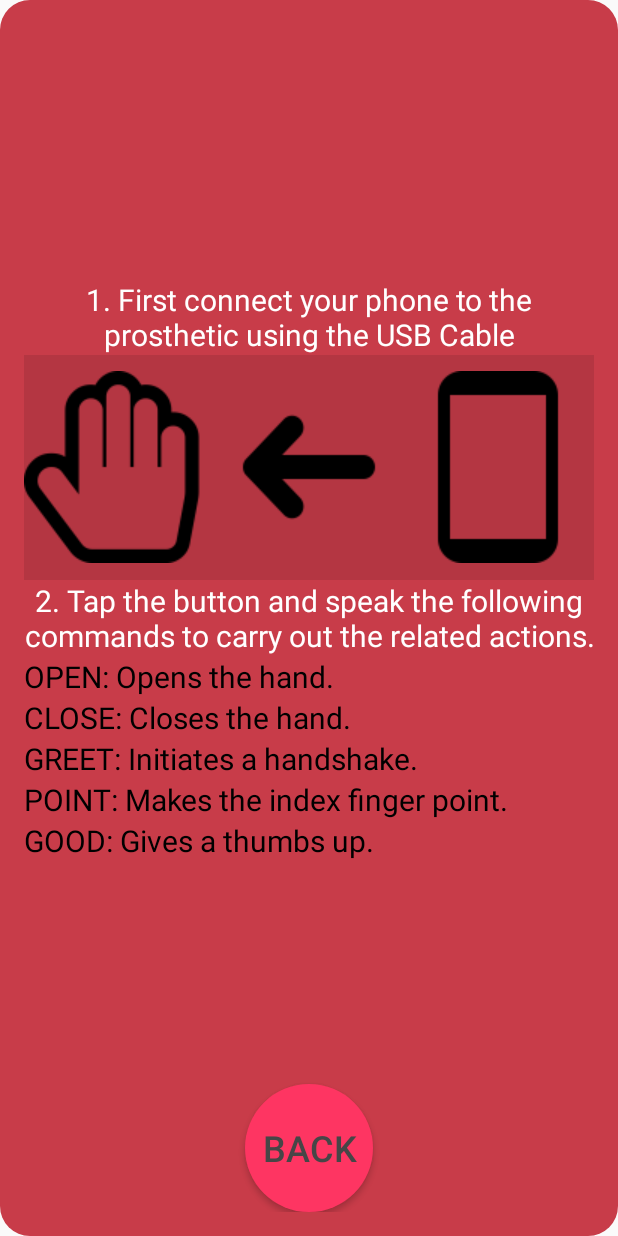
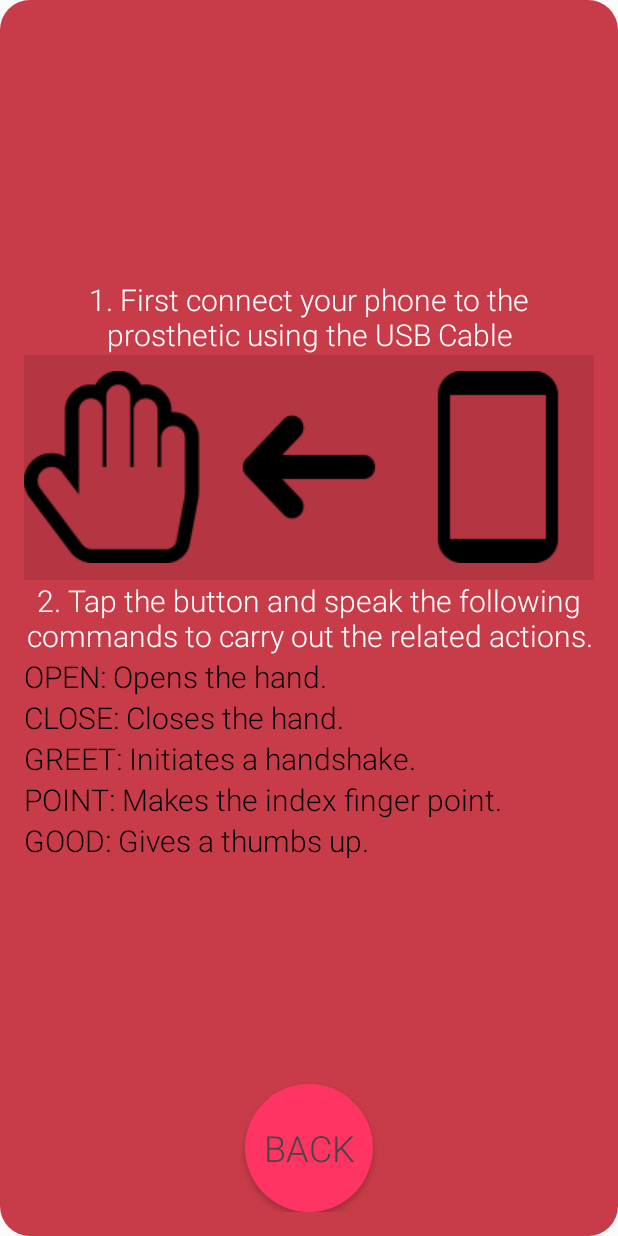
Before and after one commit to FelixWaweru/M-Kono, an Android app: the layout help.xml on its own in the app's theme, with its tools: preview values and no code run, on a phone screen of 412 x 824 dp. Run offline under Robolectric (Android 15) with nearby library versions, the phone set to English and light mode, and no system bars.

Commit message:
Updates to the UI and functionality

```diff
--- a/app/src/main/res/layout/connection.xml
+++ b/app/src/main/res/layout/connection.xml
@@ -11,6 +11,7 @@
         android:layout_height="wrap_content"
         android:textSize="20dp"
         android:gravity="center"
+        android:fontFamily="sans-serif-light"
         android:textColor="#ffffff"
         android:id="@+id/textView2"
         android:layout_above="@+id/relativeLayout"
@@ -50,8 +51,8 @@
         android:id="@+id/imageView4" />
     </RelativeLayout>
     <ImageView
-        android:layout_width="40dp"
-        android:layout_height="40dp"
+        android:layout_width="45dp"
+        android:layout_height="45dp"
         android:src="@drawable/loading"
         android:id="@+id/loading"
         android:layout_below="@+id/relativeLayout"
@@ -63,6 +64,7 @@
         android:layout_height="wrap_content"
         android:textSize="20dp"
         android:gravity="center"
+        android:fontFamily="sans-serif-light"
         android:textColor="#FFFFFF"
         android:id="@+id/text"
         android:layout_below="@+id/loading"
--- a/app/src/main/res/layout/help.xml
+++ b/app/src/main/res/layout/help.xml
@@ -10,6 +10,7 @@
         android:layout_width="wrap_content"
         android:layout_height="wrap_content"
         android:textSize="20dp"
+        android:fontFamily="sans-serif-light"
         android:gravity="center"
         android:textColor="#ffffff"
         android:id="@+id/textView2"
@@ -57,6 +58,7 @@
         android:layout_height="wrap_content"
         android:textSize="20dp"
         android:gravity="center"
+        android:fontFamily="sans-serif-light"
         android:textColor="#FFFFFF"
         android:id="@+id/textView3"
         android:layout_centerVertical="true"
@@ -68,6 +70,7 @@
         android:layout_height="wrap_content"
         android:textSize="20dp"
         android:gravity="left"
+        android:fontFamily="sans-serif-light"
         android:textColor="#000000"
         android:id="@+id/textView4"
         android:layout_below="@+id/textView3"
@@ -79,6 +82,7 @@
         android:layout_height="wrap_content"
         android:textSize="20dp"
         android:gravity="left"
+        android:fontFamily="sans-serif-light"
         android:textColor="#000000"
         android:layout_alignParentStart="true"
         android:id="@+id/textView5"
@@ -91,6 +95,7 @@
         android:textSize="20dp"
         android:gravity="left"
         android:textColor="#000000"
+        android:fontFamily="sans-serif-light"
         android:layout_alignParentStart="true"
         android:id="@+id/textView6"
         android:layout_below="@+id/textView5"
@@ -102,6 +107,7 @@
         android:textSize="20dp"
         android:gravity="left"
         android:textColor="#000000"
+        android:fontFamily="sans-serif-light"
         android:layout_alignParentStart="true"
         android:id="@+id/textView7"
         android:layout_below="@+id/textView6"
@@ -113,6 +119,7 @@
         android:textSize="20dp"
         android:gravity="left"
         android:textColor="#000000"
+        android:fontFamily="sans-serif-light"
         android:layout_alignParentStart="true"
         android:layout_below="@+id/textView7"
         android:layout_alignParentLeft="true"
@@ -123,6 +130,7 @@
         android:onClick="voice"
         android:id="@+id/back"
         android:textSize="24dp"
+        android:fontFamily="sans-serif-light"
         android:layout_height="85dp"
         android:layout_width="85dp"
         android:background="@drawable/button"
```
